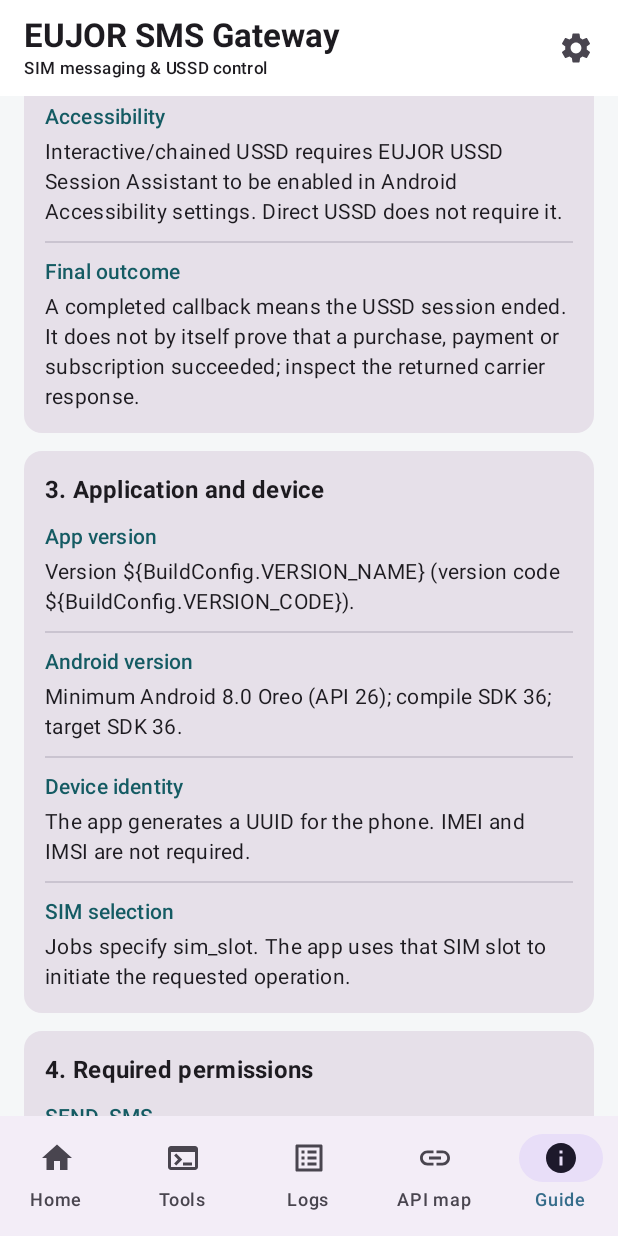
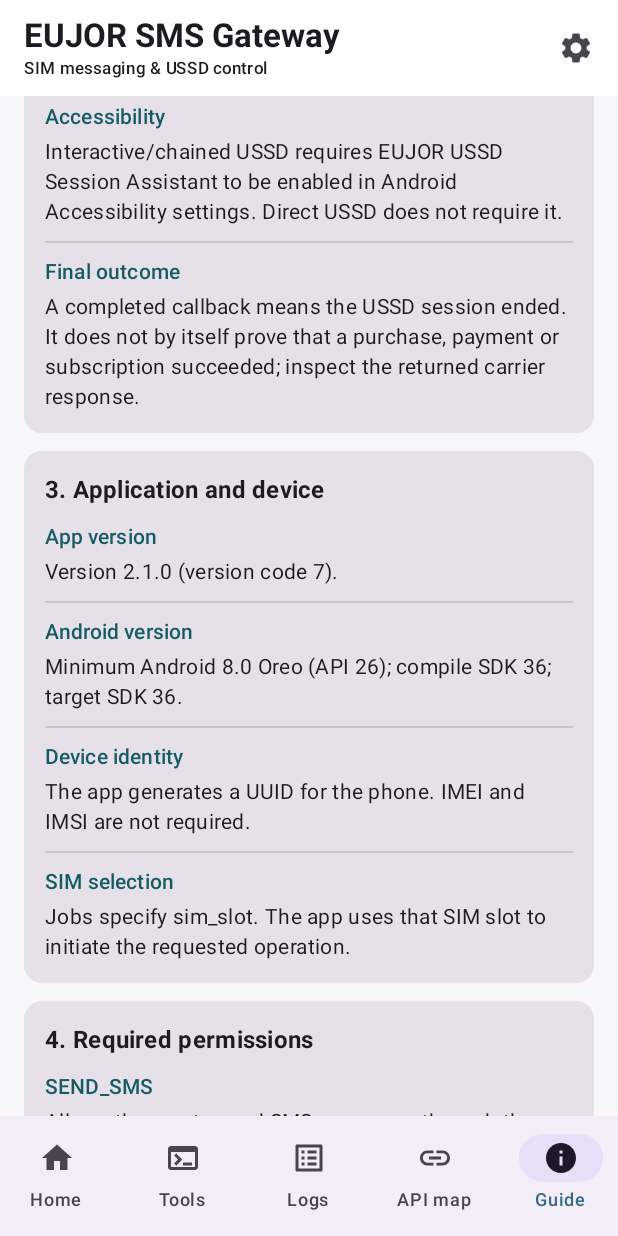
Before and after one commit to eujor/smsgateway, an Android app built with Jetpack Compose: the screen it shows after launch (MainActivity), item 5 of the bottom bar chosen, scrolled down 952 dp, on a phone screen of 412 x 824 dp. Run offline under Robolectric (Android 15) with nearby library versions, the phone set to English and light mode, and no system bars; pictures from the network do not load.

Commit message:
Fix dynamic app version values in guide

```diff
--- a/app/src/main/java/com/eujor/smsgateway/ui/GatewayApp.kt
+++ b/app/src/main/java/com/eujor/smsgateway/ui/GatewayApp.kt
@@ -842,7 +842,7 @@ private fun RequirementsScreen() {
         ))
 
         GuideSection("3. Application and device", listOf(
-            "App version" to "Version \${BuildConfig.VERSION_NAME} (version code \${BuildConfig.VERSION_CODE}).",
+            "App version" to "Version ${BuildConfig.VERSION_NAME} (version code ${BuildConfig.VERSION_CODE}).",
             "Android version" to "Minimum Android 8.0 Oreo (API 26); compile SDK 36; target SDK 36.",
             "Device identity" to "The app generates a UUID for the phone. IMEI and IMSI are not required.",
             "SIM selection" to "Jobs specify sim_slot. The app uses that SIM slot to initiate the requested operation."
```
